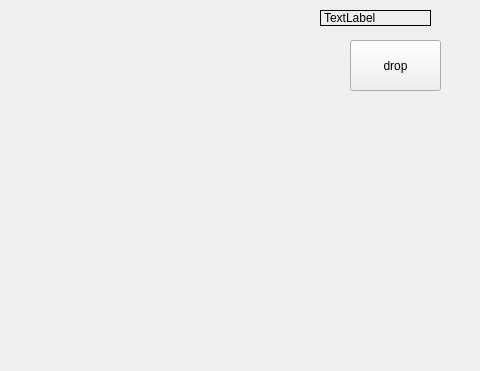
Qt form MainWindow.ui (LTY0YZL/Bridge-Simulator) before a commit; both pictures show x 320 to 800 and y 0 to 371 of the 800 by 600 pixel window.
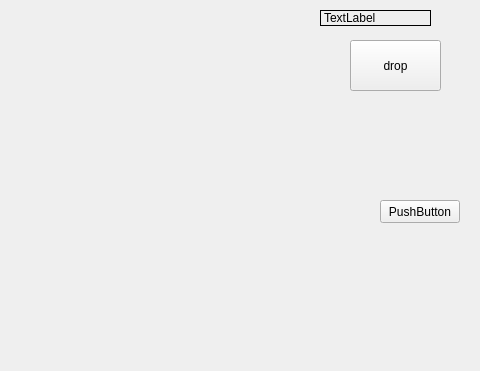
The same form after that commit.

Commit message:
Ready to write level/ save/ load
Ready to write level/ save/ load

Patch:
```diff
--- a/MainWindow.ui
+++ b/MainWindow.ui
@@ -151,6 +151,19 @@
      <string>Play</string>
     </property>
    </widget>
+   <widget class="QPushButton" name="pushButton_8">
+    <property name="geometry">
+     <rect>
+      <x>700</x>
+      <y>200</y>
+      <width>80</width>
+      <height>23</height>
+     </rect>
+    </property>
+    <property name="text">
+     <string>PushButton</string>
+    </property>
+   </widget>
   </widget>
   <widget class="QMenuBar" name="menubar">
    <property name="geometry">
```
The commit also changes 2 other files.
